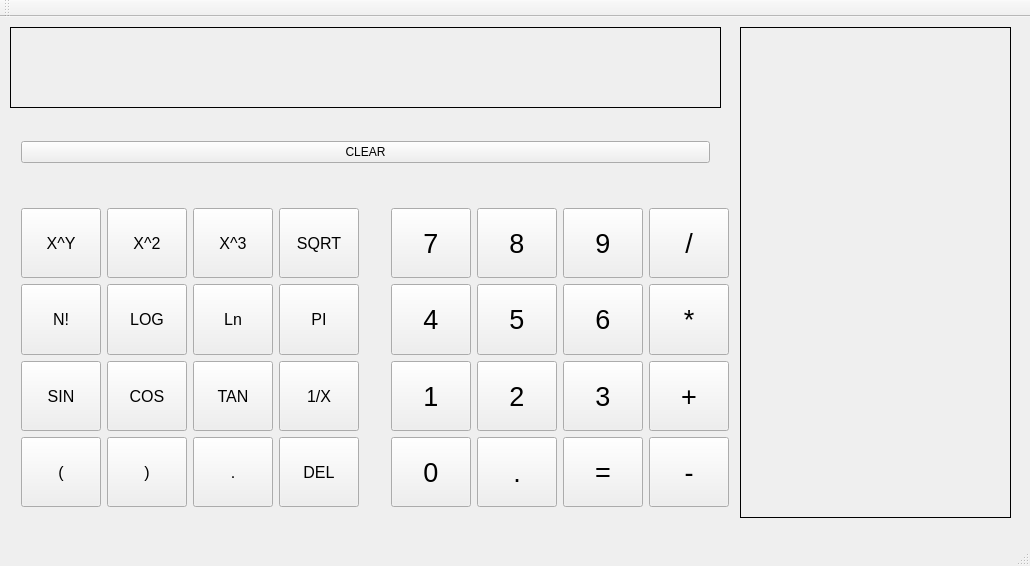
Old version of the form mainwindow.ui in the repository xzeck/ScientificCalculator.
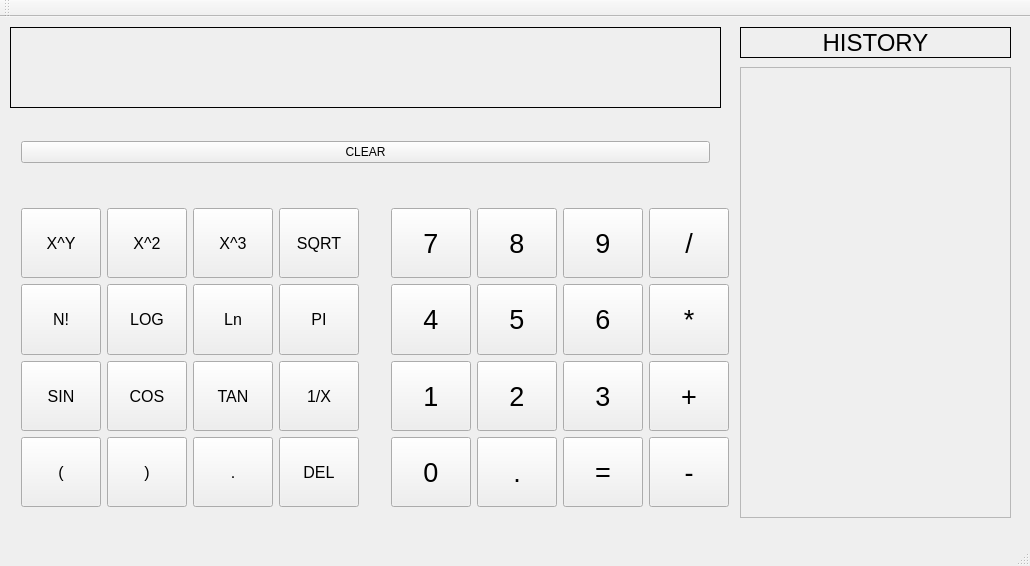
New version of the form.

```diff
--- a/mainwindow.ui
+++ b/mainwindow.ui
@@ -18,17 +18,28 @@
     <property name="geometry">
      <rect>
       <x>740</x>
-      <y>10</y>
+      <y>50</y>
       <width>271</width>
-      <height>491</height>
+      <height>451</height>
      </rect>
     </property>
+    <property name="font">
+     <font>
+      <pointsize>16</pointsize>
+     </font>
+    </property>
+    <property name="layoutDirection">
+     <enum>Qt::LeftToRight</enum>
+    </property>
     <property name="frameShape">
      <enum>QFrame::Panel</enum>
     </property>
     <property name="text">
      <string/>
     </property>
+    <property name="alignment">
+     <set>Qt::AlignBottom|Qt::AlignLeading|Qt::AlignLeft</set>
+    </property>
    </widget>
    <widget class="QWidget" name="gridLayoutWidget">
     <property name="geometry">
@@ -685,6 +696,56 @@
      <string/>
     </property>
    </widget>
+   <widget class="QLabel" name="Display_2">
+    <property name="geometry">
+     <rect>
+      <x>740</x>
+      <y>10</y>
+      <width>271</width>
+      <height>31</height>
+     </rect>
+    </property>
+    <property name="font">
+     <font>
+      <pointsize>18</pointsize>
+     </font>
+    </property>
+    <property name="layoutDirection">
+     <enum>Qt::RightToLeft</enum>
+    </property>
+    <property name="frameShape">
+     <enum>QFrame::Box</enum>
+    </property>
+    <property name="text">
+     <string>HISTORY</string>
+    </property>
+    <property name="alignment">
+     <set>Qt::AlignCenter</set>
+    </property>
+   </widget>
+   <widget class="QScrollArea" name="scrollArea">
+    <property name="geometry">
+     <rect>
+      <x>740</x>
+      <y>50</y>
+      <width>271</width>
+      <height>451</height>
+     </rect>
+    </property>
+    <property name="widgetResizable">
+     <bool>true</bool>
+    </property>
+    <widget class="QWidget" name="scrollAreaWidgetContents">
+     <property name="geometry">
+      <rect>
+       <x>0</x>
+       <y>0</y>
+       <width>269</width>
+       <height>449</height>
+      </rect>
+     </property>
+    </widget>
+   </widget>
   </widget>
   <widget class="QMenuBar" name="menuBar">
    <property name="geometry">
```
Left out of the diff: 2 changed lines with no effect on the pictures.
